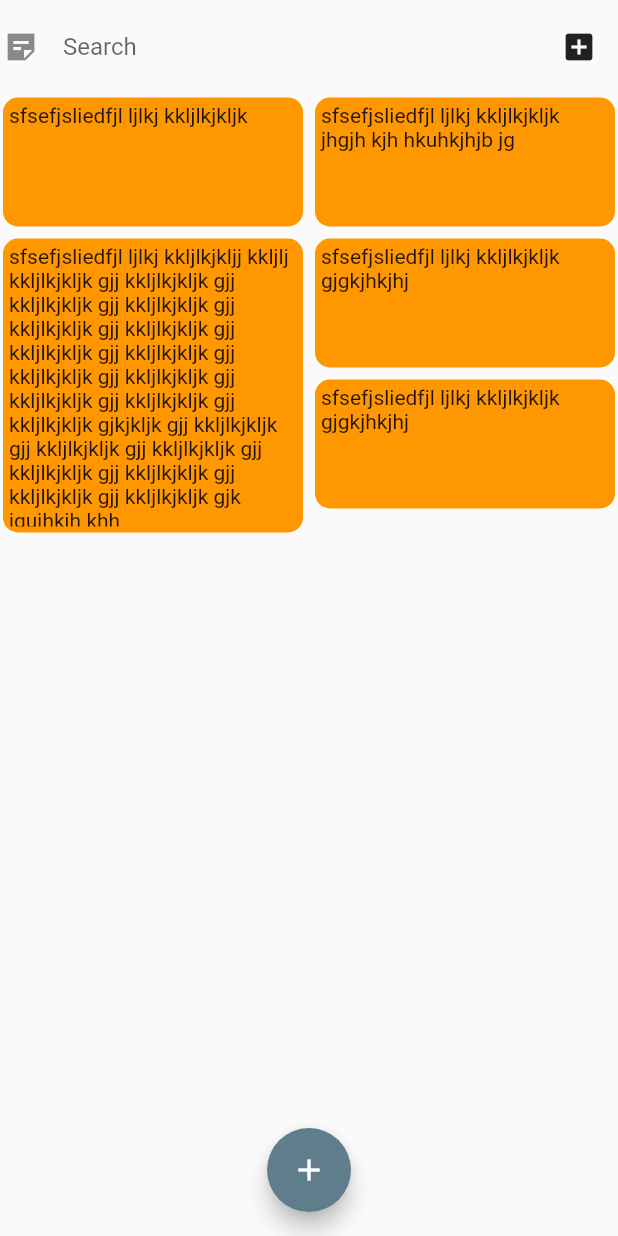
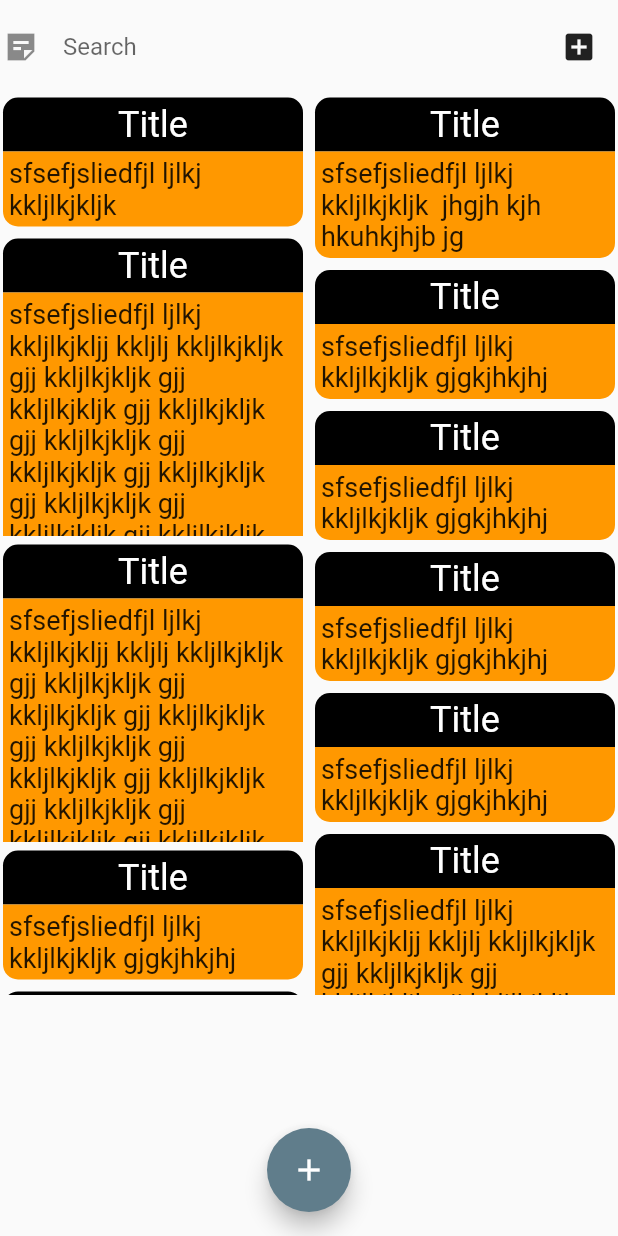
Before and after one commit to Sujoy-2811/notez_app, a Flutter app: the screen it shows after launch, on a phone screen of 412 x 824 dp. Run offline on Flutter 3.47's test engine with Material 2 defaults, Android fonts, the phone set to English and light mode, and no system bars.

Commit message:
Provider feature is added

```diff
--- a/lib/main.dart
+++ b/lib/main.dart
@@ -1,4 +1,6 @@
 import 'package:flutter/material.dart';
+import 'package:notez_app/provider/notesData.dart';
+import 'package:provider/provider.dart';
 import './screen/homePage.dart';
 
 void main() {
@@ -9,12 +11,15 @@ class MyApp extends StatelessWidget {
   // This widget is the root of your application.
   @override
   Widget build(BuildContext context) {
-    return MaterialApp(
-      title: 'NoteZ',
-      theme: ThemeData(
-        primarySwatch: Colors.blueGrey,
+    return ChangeNotifierProvider(
+      create: (context) => NotesData(),
+      child: MaterialApp(
+        title: 'NoteZ',
+        theme: ThemeData(
+          primarySwatch: Colors.blueGrey,
+        ),
+        home: MyHomePage(),
       ),
-      home: MyHomePage(),
     );
   }
 }
--- /dev/null
+++ b/lib/provider/notesData.dart
@@ -0,0 +1,29 @@
+import 'package:flutter/material.dart';
+
+class NotesData with ChangeNotifier {
+  static const _notes = [
+    'sfsefjsliedfjl ljlkj kkljlkjkljk',
+    'sfsefjsliedfjl ljlkj kkljlkjkljk  jhgjh kjh hkuhkjhjb jg',
+    'sfsefjsliedfjl ljlkj kkljlkjkljj kkljlj kkljlkjkljk gjj kkljlkjkljk gjj kkljlkjkljk gjj kkljlkjkljk gjj kkljlkjkljk gjj kkljlkjkljk gjj kkljlkjkljk gjj kkljlkjkljk gjj kkljlkjkljk gjj kkljlkjkljk gjj kkljlkjkljk gjj kkljlkjkljk gjj kkljlkjkljk gjkjkljk gjj kkljlkjkljk gjj kkljlkjkljk gjj kkljlkjkljk gjj kkljlkjkljk gjj kkljlkjkljk gjj kkljlkjkljk gjj kkljlkjkljk gjk jgujhkjh khh ',
+    'sfsefjsliedfjl ljlkj kkljlkjkljk gjgkjhkjhj',
+    'sfsefjsliedfjl ljlkj kkljlkjkljk gjgkjhkjhj',
+    'sfsefjsliedfjl ljlkj kkljlkjkljj kkljlj kkljlkjkljk gjj kkljlkjkljk gjj kkljlkjkljk gjj kkljlkjkljk gjj kkljlkjkljk gjj kkljlkjkljk gjj kkljlkjkljk gjj kkljlkjkljk gjj kkljlkjkljk gjj kkljlkjkljk gjj kkljlkjkljk gjj kkljlkjkljk gjj kkljlkjkljk gjkjkljk gjj kkljlkjkljk gjj kkljlkjkljk gjj kkljlkjkljk gjj kkljlkjkljk gjj kkljlkjkljk gjj kkljlkjkljk gjj kkljlkjkljk gjk jgujhkjh khh ',
+    'sfsefjsliedfjl ljlkj kkljlkjkljk gjgkjhkjhj',
+    'sfsefjsliedfjl ljlkj kkljlkjkljk gjgkjhkjhj',
+    'sfsefjsliedfjl ljlkj kkljlkjkljj kkljlj kkljlkjkljk gjj kkljlkjkljk gjj kkljlkjkljk gjj kkljlkjkljk gjj kkljlkjkljk gjj kkljlkjkljk gjj kkljlkjkljk gjj kkljlkjkljk gjj kkljlkjkljk gjj kkljlkjkljk gjj kkljlkjkljk gjj kkljlkjkljk gjj kkljlkjkljk gjkjkljk gjj kkljlkjkljk gjj kkljlkjkljk gjj kkljlkjkljk gjj kkljlkjkljk gjj kkljlkjkljk gjj kkljlkjkljk gjj kkljlkjkljk gjk jgujhkjh khh ',
+    'sfsefjsliedfjl ljlkj kkljlkjkljk gjgkjhkjhj',
+    'sfsefjsliedfjl ljlkj kkljlkjkljk gjgkjhkjhj',
+    'sfsefjsliedfjl ljlkj kkljlkjkljj kkljlj kkljlkjkljk gjj kkljlkjkljk gjj kkljlkjkljk gjj kkljlkjkljk gjj kkljlkjkljk gjj kkljlkjkljk gjj kkljlkjkljk gjj kkljlkjkljk gjj kkljlkjkljk gjj kkljlkjkljk gjj kkljlkjkljk gjj kkljlkjkljk gjj kkljlkjkljk gjkjkljk gjj kkljlkjkljk gjj kkljlkjkljk gjj kkljlkjkljk gjj kkljlkjkljk gjj kkljlkjkljk gjj kkljlkjkljk gjj kkljlkjkljk gjk jgujhkjh khh ',
+    'sfsefjsliedfjl ljlkj kkljlkjkljk gjgkjhkjhj',
+    'sfsefjsliedfjl ljlkj kkljlkjkljk gjgkjhkjhj',
+    'sfsefjsliedfjl ljlkj kkljlkjkljk gjgkjhkjhj',
+    'sfsefjsliedfjl ljlkj kkljlkjkljk gjgkjhkjhj',
+    'sfsefjsliedfjl ljlkj kkljlkjkljk gjgkjhkjhj',
+    'hi',
+    'hi'
+  ];
+
+  List<String> getData() {
+    return _notes;
+  }
+}
--- a/lib/screen/homePage.dart
+++ b/lib/screen/homePage.dart
@@ -1,20 +1,25 @@
 import 'package:flutter/material.dart';
 import 'package:flutter_staggered_grid_view/flutter_staggered_grid_view.dart';
+import 'package:notez_app/provider/notesData.dart';
 import 'package:notez_app/widget/customAppBar.dart';
 
 import 'package:notez_app/widget/note.dart';
+import 'package:provider/provider.dart';
 
 class MyHomePage extends StatelessWidget {
-  static const notes = [
-    'sfsefjsliedfjl ljlkj kkljlkjkljk',
-    'sfsefjsliedfjl ljlkj kkljlkjkljk  jhgjh kjh hkuhkjhjb jg',
-    'sfsefjsliedfjl ljlkj kkljlkjkljj kkljlj kkljlkjkljk gjj kkljlkjkljk gjj kkljlkjkljk gjj kkljlkjkljk gjj kkljlkjkljk gjj kkljlkjkljk gjj kkljlkjkljk gjj kkljlkjkljk gjj kkljlkjkljk gjj kkljlkjkljk gjj kkljlkjkljk gjj kkljlkjkljk gjj kkljlkjkljk gjkjkljk gjj kkljlkjkljk gjj kkljlkjkljk gjj kkljlkjkljk gjj kkljlkjkljk gjj kkljlkjkljk gjj kkljlkjkljk gjj kkljlkjkljk gjk jgujhkjh khh ',
-    'sfsefjsliedfjl ljlkj kkljlkjkljk gjgkjhkjhj',
-    'sfsefjsliedfjl ljlkj kkljlkjkljk gjgkjhkjhj',
-  ];
+  // var notes = [
+  //   'sfsefjsliedfjl ljlkj kkljlkjkljk',
+  //   'sfsefjsliedfjl ljlkj kkljlkjkljk  jhgjh kjh hkuhkjhjb jg',
+  //   // 'sfsefjsliedfjl ljlkj kkljlkjkljj kkljlj kkljlkjkljk gjj kkljlkjkljk gjj kkljlkjkljk gjj kkljlkjkljk gjj kkljlkjkljk gjj kkljlkjkljk gjj kkljlkjkljk gjj kkljlkjkljk gjj kkljlkjkljk gjj kkljlkjkljk gjj kkljlkjkljk gjj kkljlkjkljk gjj kkljlkjkljk gjkjkljk gjj kkljlkjkljk gjj kkljlkjkljk gjj kkljlkjkljk gjj kkljlkjkljk gjj kkljlkjkljk gjj kkljlkjkljk gjj kkljlkjkljk gjk jgujhkjh khh ',
+  //   // 'sfsefjsliedfjl ljlkj kkljlkjkljk gjgkjhkjhj',
+  //   // 'sfsefjsliedfjl ljlkj kkljlkjkljk gjgkjhkjhj',
+  // ];
 
   @override
   Widget build(BuildContext context) {
+    final ProductData = Provider.of<NotesData>(context);
+    final notes = ProductData.getData();
+    print(notes);
     return Scaffold(
       // backgroundColor: Colors.black,
       body: SafeArea(
@@ -23,10 +28,10 @@ class MyHomePage extends StatelessWidget {
             CustomAppBar(),
             Container(
               // -change heights
-              height: 400,
+              height: 600,
               child: StaggeredGridView.countBuilder(
                 crossAxisCount: 2,
-                itemCount: 5,
+                itemCount: notes.length,
                 itemBuilder: (BuildContext context, int index) =>
                     Note(notes[index], Colors.orange),
                 staggeredTileBuilder: (int index) => new StaggeredTile.fit(1),
--- a/lib/widget/note.dart
+++ b/lib/widget/note.dart
@@ -17,14 +17,39 @@ class Note extends StatelessWidget {
         //   elevation: 2,
         //   child: Container(child: Text(noteText)),
         // ),
-      child: Container(
+        child: ListView(
+          physics: const NeverScrollableScrollPhysics(),
+          shrinkWrap: true,
+          children: [
+            Container(
+              decoration: BoxDecoration(
+                  color: Colors.black,
+                  borderRadius: BorderRadius.only(
+                    topLeft: Radius.circular(10),
+                    topRight: Radius.circular(10),
+                  )),
+              padding: EdgeInsets.all(4),
+              margin: EdgeInsets.only(top: 2, left: 2, right: 2),
+              child: Text(
+                "Title",
+                textAlign: TextAlign.center,
+                style: TextStyle(color: Colors.white, fontSize: 24),
+              ),
+            ),
+            Container(
               decoration: BoxDecoration(
                   color: noteColor,
-            borderRadius: BorderRadius.all(Radius.circular(10))),
+                  borderRadius: BorderRadius.only(
+                      bottomLeft: Radius.circular(10),
+                      bottomRight: Radius.circular(10))),
               padding: EdgeInsets.all(4),
-        margin: EdgeInsets.all(2),
-        child: Container(child: Text(noteText)),
+              margin: EdgeInsets.only(bottom: 2, left: 2, right: 2),
+              child: Text(
+                noteText,
+                style: TextStyle(fontSize: 18),
               ),
-    );
+            ),
+          ],
+        ));
   }
 }
--- /dev/null
+++ b/lib/widget/searchBar.dart
@@ -0,0 +1,33 @@
+import 'package:flutter/material.dart';
+
+class SearchBar extends StatelessWidget {
+  @override
+  Widget build(BuildContext context) {
+    return Container(
+      height: (MediaQuery.of(context).size.height -
+              MediaQuery.of(context).padding.top -
+              MediaQuery.of(context).padding.bottom) *
+          0.08,
+      padding: EdgeInsets.all(2),
+      child: Row(
+        children: [
+          Expanded(
+            child: TextField(
+              decoration: InputDecoration(
+                labelText: "Search",
+                border: InputBorder.none,
+                icon: Icon(
+                  IconData(60667, fontFamily: 'MaterialIcons'),
+                  // color: Colors.white,
+                  size: 24.0,
+                  semanticLabel: 'Text to announce in accessibility modes',
+                ),
+              ),
+            ),
+          ),
+          IconButton(onPressed: () {}, icon: Icon(Icons.add_box)),
+        ],
+      ),
+    );
+  }
+}
--- a/pubspec.yaml
+++ b/pubspec.yaml
@@ -24,6 +24,7 @@ dependencies:
   flutter:
     sdk: flutter
   flutter_staggered_grid_view: ^0.4.0
+  provider: ^5.0.0
 
 
   # The following adds the Cupertino Icons font to your application.
```
Also changed, not shown: pubspec.lock. Lines whose indentation alone changed are shown as unchanged.
